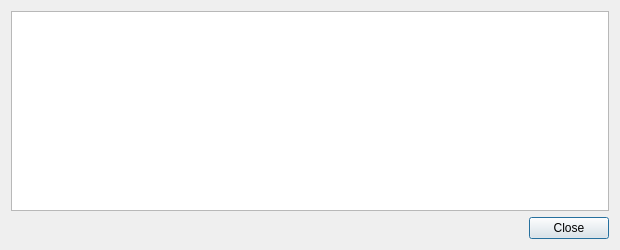
Old version of the form src/qt/forms/transactiondescdialog.ui in the repository Tillkoeln/WYTF.
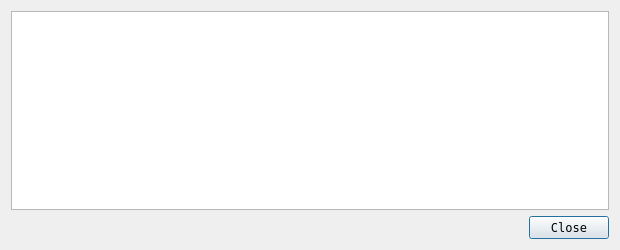
New version of the form.

Diff of the .ui file:
```diff
--- a/src/qt/forms/transactiondescdialog.ui
+++ b/src/qt/forms/transactiondescdialog.ui
@@ -13,12 +13,18 @@
   <property name="windowTitle">
    <string>Transaction details</string>
   </property>
+  <property name="styleSheet">
+   <string notr="true">font-family: Inconsolata;</string>
+  </property>
   <layout class="QVBoxLayout" name="verticalLayout">
    <item>
     <widget class="QTextEdit" name="detailText">
      <property name="toolTip">
       <string>This pane shows a detailed description of the transaction</string>
      </property>
+     <property name="styleSheet">
+      <string notr="true">font-family: Inconsolata;</string>
+     </property>
      <property name="readOnly">
       <bool>true</bool>
      </property>
```
